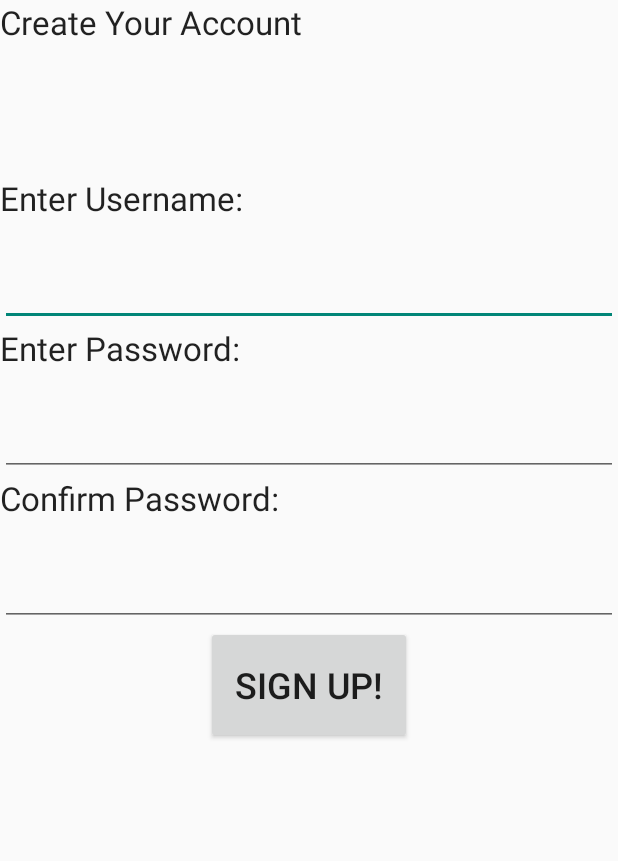
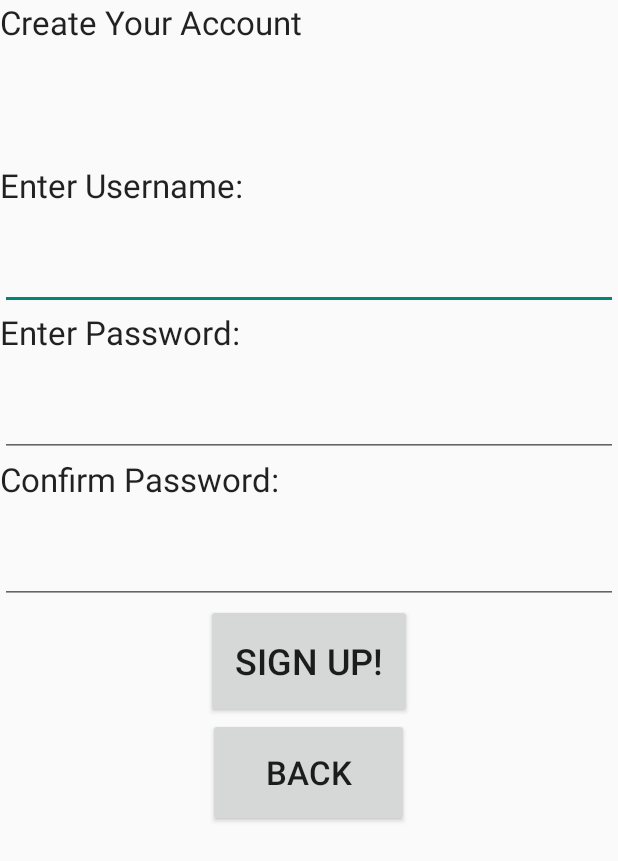
Before and after one commit to codyhh09/TriviaApp, an Android app: the layout sign_up.xml on its own in the app's theme, with its tools: preview values and no code run, on a phone screen of 412 x 824 dp. Shown: the top 861 px of the screen. Run offline under Robolectric (Android 15) with nearby library versions, the phone set to English and light mode, and no system bars.

```diff
--- a/Triviagame/app/src/main/res/layout/sign_up.xml
+++ b/Triviagame/app/src/main/res/layout/sign_up.xml
@@ -64,4 +64,13 @@
         android:layout_weight="0.05"
         android:clickable="true"
         android:textSize="24dp" />
+
+    <Button
+        android:layout_width="134dp"
+        android:layout_height="wrap_content"
+        android:text="Back"
+        android:id="@+id/btnBack"
+        android:layout_gravity="center_horizontal"
+        android:layout_weight="0.05"
+        android:textSize="22dp" />
 </LinearLayout>
```
Also changed, not shown: Triviagame/app/src/main/java/edu/ycp/cs482/triviagame/MainActivity.java (+30 -3 lines).
